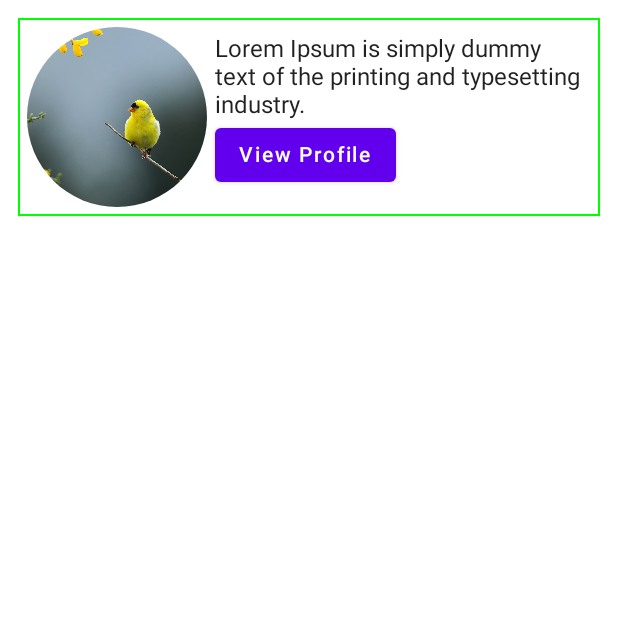
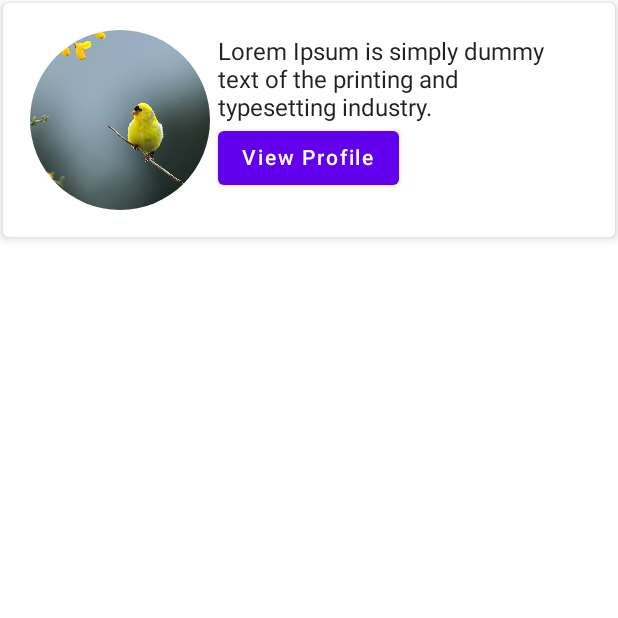
Before and after one commit to mehedii-hassan/JetpackCompose, an Android app built with Jetpack Compose: the composable UserCard shown on its own in the app's theme, on a phone screen of 412 x 824 dp, the top half of it. Run offline under Robolectric (Android 15) with nearby library versions, the phone set to English and light mode, and no system bars.

```diff
--- a/JetpackLayoutBasic/app/src/main/java/com/example/jetpacklayoutbasic/MainActivity.kt
+++ b/JetpackLayoutBasic/app/src/main/java/com/example/jetpacklayoutbasic/MainActivity.kt
@@ -7,11 +7,10 @@ import androidx.activity.compose.setContent
 import androidx.compose.foundation.Image
 import androidx.compose.foundation.border
 import androidx.compose.foundation.layout.*
+import androidx.compose.foundation.rememberScrollState
 import androidx.compose.foundation.shape.CircleShape
-import androidx.compose.material.Button
-import androidx.compose.material.MaterialTheme
-import androidx.compose.material.Surface
-import androidx.compose.material.Text
+import androidx.compose.foundation.verticalScroll
+import androidx.compose.material.*
 import androidx.compose.runtime.Composable
 import androidx.compose.ui.Modifier
 import androidx.compose.ui.draw.clip
@@ -28,22 +27,37 @@ class MainActivity : ComponentActivity() {
     override fun onCreate(savedInstanceState: Bundle?) {
         super.onCreate(savedInstanceState)
         setContent {
+            UserList()
+        }
+    }
+}
+
+@Composable
+fun UserList() {
+    Column(modifier = Modifier.verticalScroll(rememberScrollState())) {
+
+        for (i in 1..10) {
             UserCard()
+        }
     }
 
 }
-}
-
 
 @Composable
 fun UserCard() {
     val context = LocalContext.current
+    Card(
+        modifier = Modifier
+            .fillMaxWidth()
+            .wrapContentHeight()
+            .padding(2.dp),
+        elevation = 4.dp
+    ) {
         Row(
             modifier = Modifier
                 .fillMaxWidth()
                 .wrapContentHeight()
                 .padding(12.dp)
-            .border(width = 1.dp, color = Color.Green)
                 .padding(6.dp)
         ) {
             Image(
@@ -67,10 +81,12 @@ fun UserCard() {
         }
     }
 
+}
+
 @Preview(showBackground = true)
 @Composable
 fun DefaultPreview() {
     Surface(modifier = Modifier.fillMaxSize()) {
-        UserCard()
+        UserList()
     }
 }
```
Lines whose indentation alone changed are shown as unchanged.
